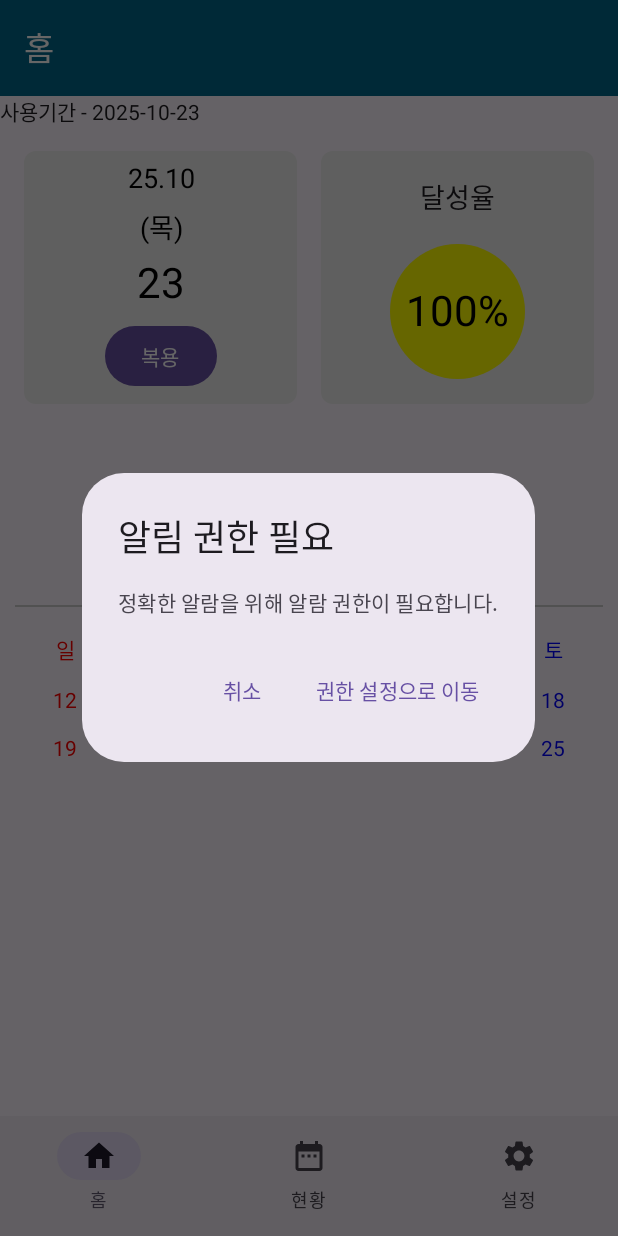
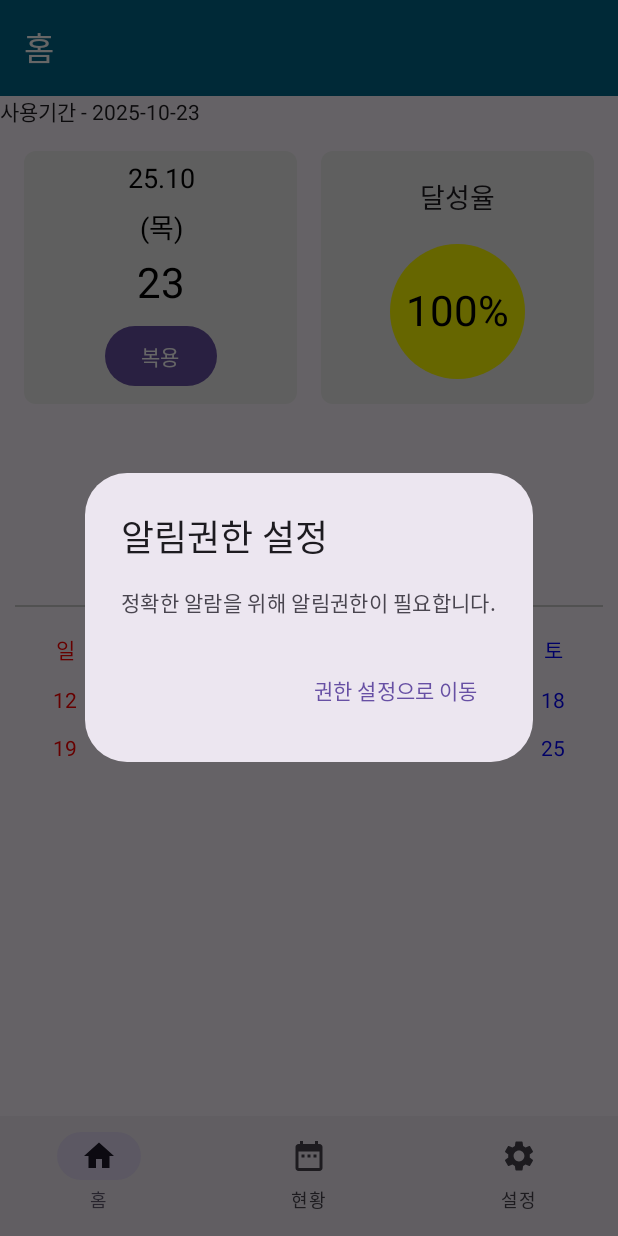
Before and after one commit to esummer9/MediRoutine, an Android app built with Jetpack Compose: the screen it shows after launch (MainActivity), on a phone screen of 412 x 824 dp. Run offline under Robolectric (Android 15) with nearby library versions, the phone set to English and light mode, and no system bars; our stand-ins replace navigation suite; libraries missing offline, so code that uses them is left out: com.ediapp; missing, so only their content is drawn: MyApplicationTheme.

Commit message:
view : 화면개발 중

```diff
--- a/app/src/main/java/com/ediapp/MediRoutine/MainActivity.kt
+++ b/app/src/main/java/com/ediapp/MediRoutine/MainActivity.kt
@@ -140,8 +140,8 @@ fun MyApplicationApp(setAlarm: (() -> Unit) -> Unit) {
     if (showPermissionDialog) {
         AlertDialog(
             onDismissRequest = { showPermissionDialog = false },
-            title = { Text("알림 권한 필요") },
-            text = { Text("정확한 알람을 위해 알람 권한이 필요합니다.") },
+            title = { Text("알림권한 설정") },
+            text = { Text("정확한 알람을 위해 알림권한이 필요합니다.") },
             confirmButton = {
                 TextButton(
                     onClick = {
@@ -154,11 +154,11 @@ fun MyApplicationApp(setAlarm: (() -> Unit) -> Unit) {
                     Text("권한 설정으로 이동")
                 }
             },
-            dismissButton = {
-                TextButton(onClick = { showPermissionDialog = false }) {
-                    Text("취소")
-                }
-            }
+//            dismissButton = {
+//                TextButton(onClick = { showPermissionDialog = false }) {
+//                    Text("취소")
+//                }
+//            }
         )
     }
 //    val context = LocalContext.current
```
